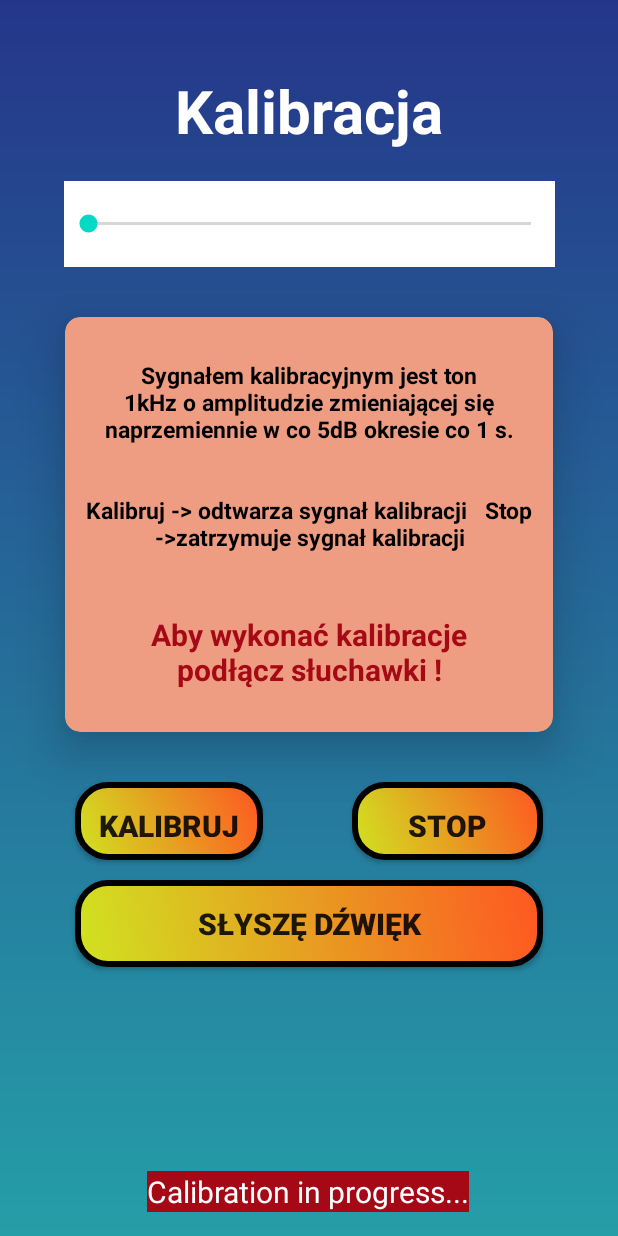
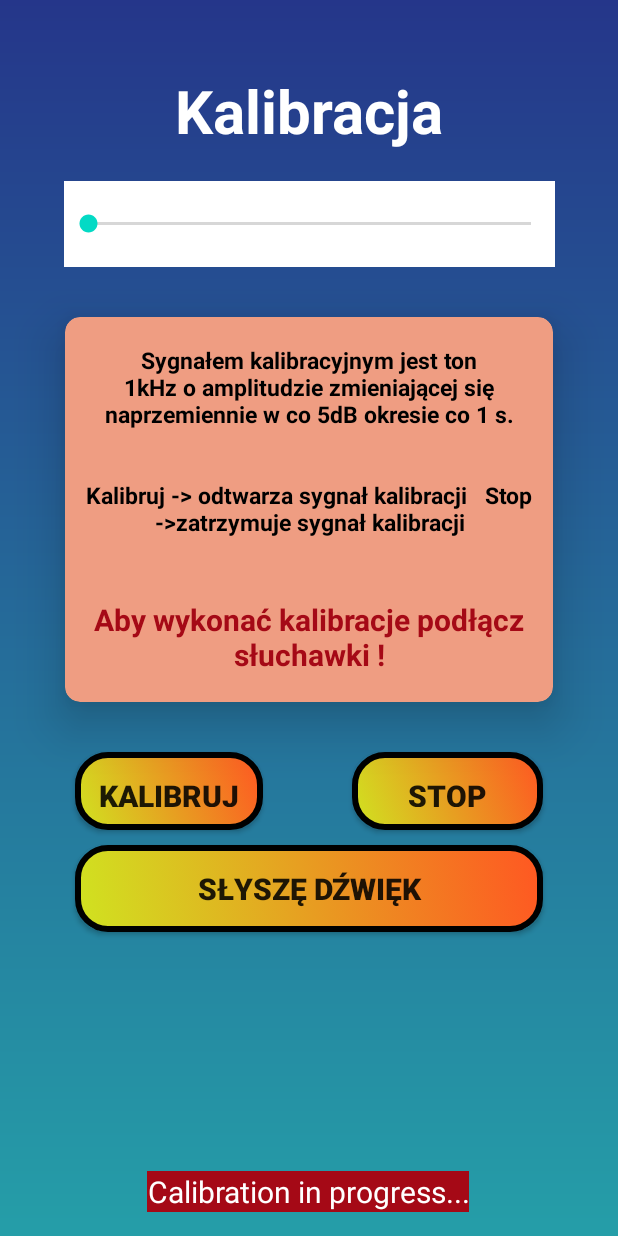
Before and after one commit to Mateusz-Gorniak/AudiogramApp, an Android app: the CalibrationActivity screen opened directly, with no data from a screen before it, on a phone screen of 412 x 824 dp. Run offline under Robolectric (Android 15) with nearby library versions, the phone set to English and light mode, and no system bars.

Commit message:
Updates before presentation

```diff
--- a/app/src/main/java/pl/gorniak/audiogramapp/GraphActivity.java
+++ b/app/src/main/java/pl/gorniak/audiogramapp/GraphActivity.java
@@ -76,5 +76,7 @@ public class GraphActivity extends AppCompatActivity  {
         iLineDataSets.add(set2);
         LineData data = new LineData(iLineDataSets);
         mChart.setData(data);
+        mChart.getAxisLeft().setInverted(true);
+        mChart.setTransitionName("test");
     }
 }
--- a/app/src/main/res/layout/activity_calibration.xml
+++ b/app/src/main/res/layout/activity_calibration.xml
@@ -50,7 +50,6 @@
             android:layout_height="wrap_content"
             android:text="@string/about_calibration"
             android:padding="10dp"
-            android:layout_marginTop="10dp"
             android:textStyle="bold"
             android:textSize="15sp"
             android:textColor="@color/black"
@@ -61,7 +60,7 @@
             android:layout_width="match_parent"
             android:layout_height="wrap_content"
             android:text="@string/calibration_buttons_desc"
-            android:layout_marginTop="110dp"
+            android:layout_marginTop="100dp"
             android:textStyle="bold"
             android:textSize="15sp"
             android:textColor="@color/black"
@@ -73,7 +72,7 @@
             android:layout_height="wrap_content"
             android:layout_marginTop="170dp"
             android:text="Aby wykonać kalibracje podłącz słuchawki !"
-            android:padding="20dp"
+            android:padding="10dp"
             android:textColor="@color/red"
             android:textStyle="bold"
             android:textSize="20sp"
@@ -135,10 +134,10 @@
         android:textStyle="bold"
         app:layout_constraintBottom_toBottomOf="parent"
         app:layout_constraintEnd_toEndOf="parent"
-        app:layout_constraintHorizontal_bias="0.494"
+        app:layout_constraintHorizontal_bias="0.575"
         app:layout_constraintStart_toStartOf="parent"
         app:layout_constraintTop_toBottomOf="@id/startButton"
-        app:layout_constraintVertical_bias="0.02" />
+        app:layout_constraintVertical_bias="0.0" />
 
     <TextView
         android:id="@+id/calibration_label"
@@ -150,6 +149,7 @@
         android:textColor="@color/white"
         android:background="@color/red"
         android:textSize="20sp"
+        android:gravity="center"
         app:layout_constraintBottom_toBottomOf="parent"
         app:layout_constraintEnd_toEndOf="parent"
         app:layout_constraintHorizontal_bias="0.497"
--- a/app/src/main/res/layout/activity_examination.xml
+++ b/app/src/main/res/layout/activity_examination.xml
@@ -16,7 +16,8 @@
         android:background="@drawable/btn_shape2"
         android:foreground="?attr/selectableItemBackgroundBorderless"
         android:paddingVertical="15dp"
-        android:text=""
+        android:text="WYNIK BADANIA"
+        android:onClick="showAlertDialogButtonClicked"
         android:textSize="20sp"
         android:textStyle="bold"
         app:layout_constraintEnd_toEndOf="parent"
```
Also changed, not shown: app/src/main/java/pl/gorniak/audiogramapp/CalibrationActivity.java (+6 -6 lines), app/src/main/java/pl/gorniak/audiogramapp/ExaminationActivity.java (+60 -5 lines).
